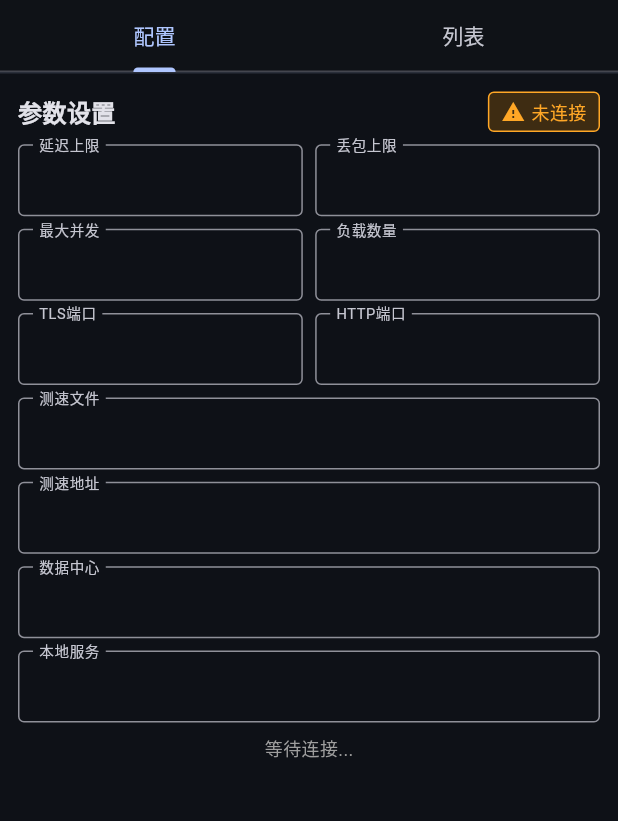
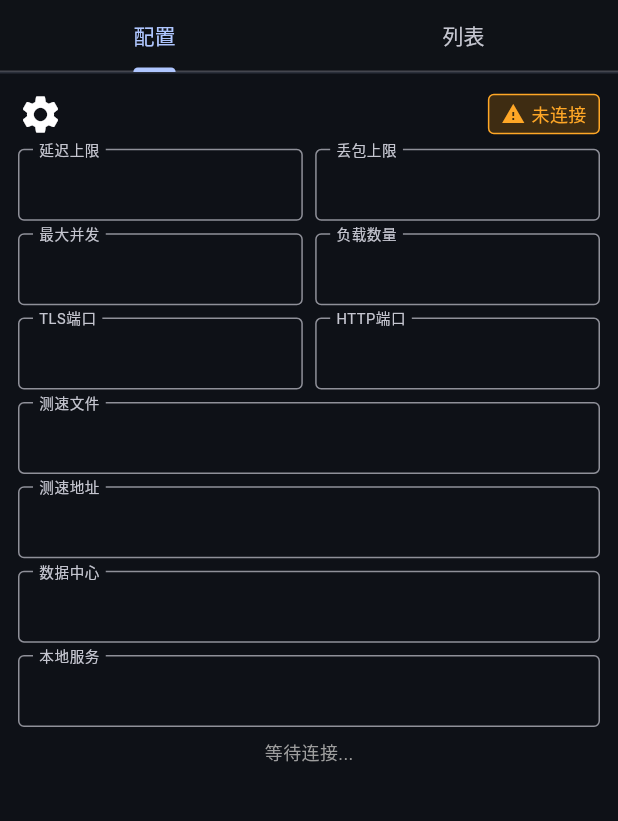
Before and after one commit to findnewthi/CFnat, a Flutter app: the screen it shows after launch, on a phone screen of 412 x 824 dp, the part 84-905 px from its top. Run offline on Flutter 3.47's test engine with Material 3 defaults, Android fonts, the phone set to English and light mode, and no system bars; network calls fail.

Commit message:
Add files via upload

```diff
--- a/flutter/lib/widgets/config_panel.dart
+++ b/flutter/lib/widgets/config_panel.dart
@@ -102,13 +102,7 @@ class _ConfigPanelState extends State<ConfigPanel> {
           Row(
             mainAxisAlignment: MainAxisAlignment.spaceBetween,
             children: [
-              const Text(
-                '参数设置',
-                style: TextStyle(
-                  fontSize: 20,
-                  fontWeight: FontWeight.bold,
-                ),
-              ),
+              Icon(Icons.settings, size: 30),
               _buildStatusBadge(isRunning, connected),
             ],
           ),
@@ -213,13 +207,7 @@ class _ConfigPanelState extends State<ConfigPanel> {
           Row(
             mainAxisAlignment: MainAxisAlignment.spaceBetween,
             children: [
-              Text(
-                '参数设置',
-                style: TextStyle(
-                  fontSize: fontSize + 2,
-                  fontWeight: FontWeight.bold,
-                ),
-              ),
+              Icon(Icons.settings, size: 30),
               _buildStatusBadge(isRunning, connected),
             ],
           ),
```
Also changed, not shown: flutter/lib/widgets/info_panel.dart (+3 -60 lines).
